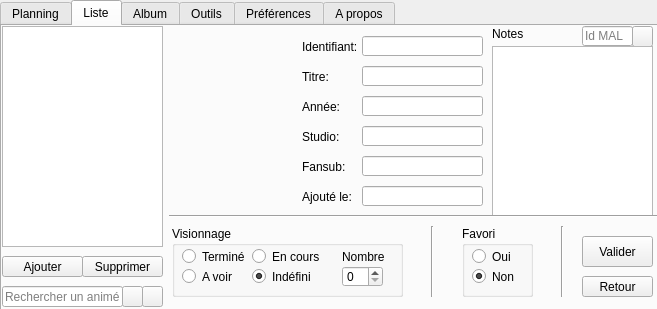
Before: the Qt Designer form data/gui.ui in seigneurfuo/MyAnimeManager, drawn with Qt 5.
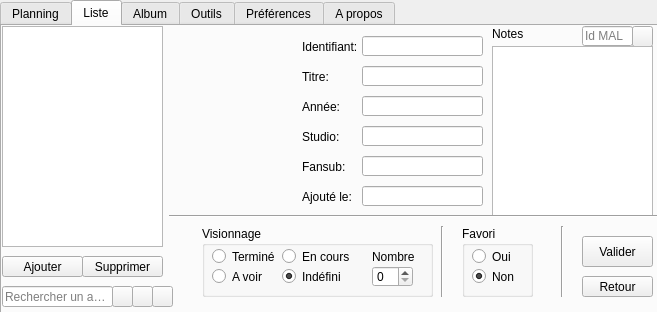
After: the same form once the commit is applied. The open tabs and pages were chosen to show the change. Icons and pictures are not drawn.

Commit message: Ajout du bouton Animes a voir

The edit to the form file:
```diff
--- a/data/gui.ui
+++ b/data/gui.ui
@@ -7,7 +7,7 @@
     <x>0</x>
     <y>0</y>
     <width>657</width>
-    <height>309</height>
+    <height>312</height>
    </rect>
   </property>
   <property name="sizePolicy">
@@ -39,7 +39,7 @@
       <x>0</x>
       <y>0</y>
       <width>661</width>
-      <height>311</height>
+      <height>321</height>
      </rect>
     </property>
     <property name="tabPosition">
@@ -384,7 +384,7 @@
      <widget class="QGroupBox" name="groupBox">
       <property name="geometry">
        <rect>
-        <x>170</x>
+        <x>200</x>
         <y>200</y>
         <width>231</width>
         <height>71</height>
@@ -489,7 +489,7 @@
        <rect>
         <x>0</x>
         <y>260</y>
-        <width>121</width>
+        <width>111</width>
         <height>21</height>
        </rect>
       </property>
@@ -509,7 +509,7 @@
      <widget class="QPushButton" name="rechercheViderBoutton">
       <property name="geometry">
        <rect>
-        <x>120</x>
+        <x>110</x>
         <y>260</y>
         <width>21</width>
         <height>21</height>
@@ -587,7 +587,7 @@
      <widget class="QPushButton" name="rechercheFavorisBoutton">
       <property name="geometry">
        <rect>
-        <x>140</x>
+        <x>130</x>
         <y>260</y>
         <width>21</width>
         <height>21</height>
@@ -757,7 +757,7 @@
      <widget class="Line" name="line_3">
       <property name="geometry">
        <rect>
-        <x>420</x>
+        <x>430</x>
         <y>200</y>
         <width>20</width>
         <height>71</height>
@@ -808,6 +808,29 @@
        <number>15</number>
       </attribute>
      </widget>
+     <widget class="QPushButton" name="rechercheAnimesAVoirBoutton">
+      <property name="geometry">
+       <rect>
+        <x>150</x>
+        <y>260</y>
+        <width>21</width>
+        <height>21</height>
+       </rect>
+      </property>
+      <property name="toolTip">
+       <string>Affiche la liste de vos animés préférés</string>
+      </property>
+      <property name="statusTip">
+       <string/>
+      </property>
+      <property name="text">
+       <string/>
+      </property>
+      <property name="icon">
+       <iconset>
+        <normaloff>data/icons/appointment-new-2.ico</normaloff>data/icons/appointment-new-2.ico</iconset>
+      </property>
+     </widget>
     </widget>
     <widget class="QWidget" name="album">
      <attribute name="icon">
```
Left out of the diff: 6 changed lines with no effect on the pictures.
